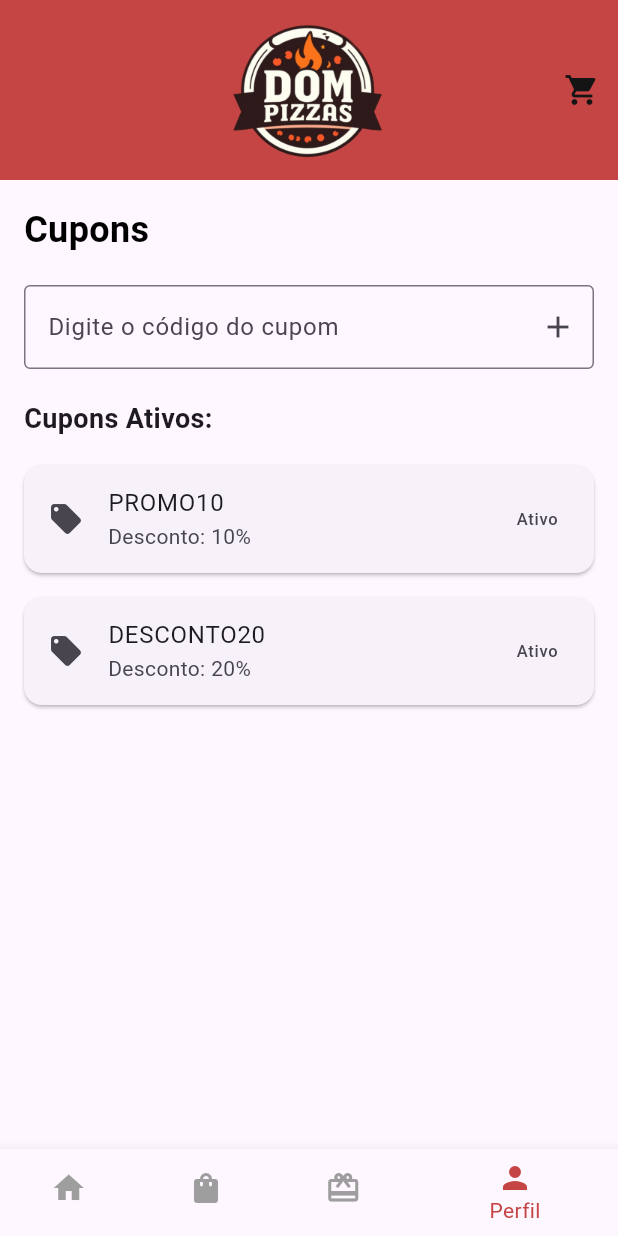
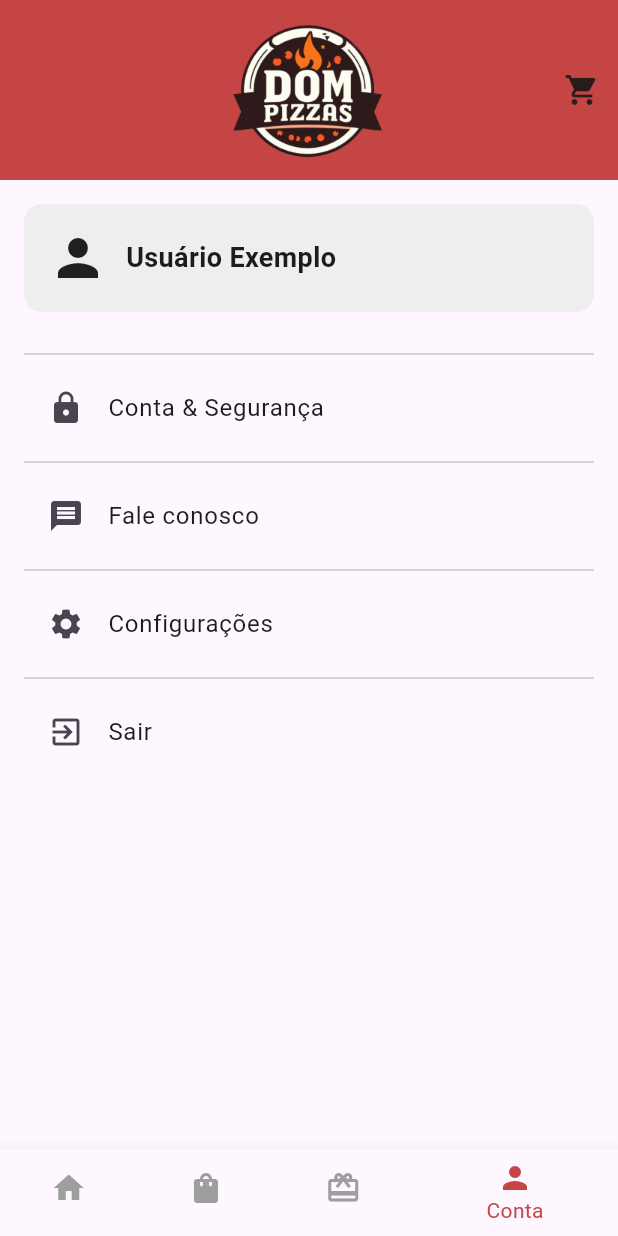
Before and after one commit to NicollasSilvaG/projeto_pizza_moblie, a Flutter app: the CuponsScreen screen opened by its route, item 4 of the bottom bar chosen, on a phone screen of 412 x 824 dp. Run offline on Flutter 3.47's test engine with Material 3 defaults, Android fonts, the phone set to English and light mode, and no system bars; our stand-ins replace flutter_secure_storage, mask_text_input_formatter; accounts and stored records are empty.

Commit message:
Implementa a tela MinhaContaScreen e suas rotas nas demais telas

```diff
--- a/lib/main.dart
+++ b/lib/main.dart
@@ -1,6 +1,7 @@
 import 'package:dom_pizzaria_moblie/screens/carrinho.dart';
 import 'package:dom_pizzaria_moblie/screens/cupons.dart';
 import 'package:dom_pizzaria_moblie/screens/finalizar_pedido.dart';
+import 'package:dom_pizzaria_moblie/screens/minha_conta.dart';
 import 'package:dom_pizzaria_moblie/screens/pedidos.dart';
 import 'package:flutter/material.dart';
 import 'screens/cadastro_cliente.dart';
@@ -26,6 +27,7 @@ class MyApp extends StatelessWidget {
         '/home': (context) => const TelaInicialScreen(),
         '/pedidos': (context) => const PedidosUsuarioScreen(),
         '/cupons' : (context) => const CuponsScreen(),
+        '/conta' : (context) => MinhaContaScreen(),
         '/carrinho' : (context) => const CarrinhoScreen(),
         '/finalizar_pedido' : (context) => const FinalizarPedidoScreen(),
       },
--- a/lib/screens/cupons.dart
+++ b/lib/screens/cupons.dart
@@ -35,7 +35,7 @@ class _CuponsScreenState extends State<CuponsScreen> {
         // Já estamos na tela Cupons, então não faz nada
         break;
       case 3:
-        Navigator.pushNamed(context, '/perfil');
+        Navigator.pushNamed(context, '/conta');
         break;
     }
   }
@@ -151,7 +151,7 @@ class _CuponsScreenState extends State<CuponsScreen> {
           ),
           BottomNavigationBarItem(
             icon: Icon(Icons.person),
-            label: 'Perfil',
+            label: 'Conta',
           ),
         ],
         currentIndex: _selectedIndex,
--- a/lib/screens/login_usuario.dart
+++ b/lib/screens/login_usuario.dart
@@ -174,7 +174,7 @@ class LoginUsuarioScreen extends StatelessWidget {
             const SizedBox(height: 10),
             ElevatedButton(
               onPressed: () {
-                Navigator.pushNamed(context, '/cadastro');
+                Navigator.pushNamed(context, '/home');
               },
               style: ElevatedButton.styleFrom(
                 backgroundColor: const Color(0xFF2B1C1C),
--- /dev/null
+++ b/lib/screens/minha_conta.dart
@@ -0,0 +1,135 @@
+import 'package:flutter/material.dart';
+
+class MinhaContaScreen extends StatelessWidget {
+  final String nomeUsuario = "Usuário Exemplo";
+
+  const MinhaContaScreen({super.key});
+
+  @override
+  Widget build(BuildContext context) {
+    return Scaffold(
+      appBar: AppBar(
+        automaticallyImplyLeading: false,
+        toolbarHeight: 120,
+        backgroundColor: const Color(0xFFC54444),
+        centerTitle: true,
+        title: Image.asset(
+          'assets/logo.png',
+          height: 100,
+          fit: BoxFit.contain,
+        ),
+        actions: [
+          IconButton(
+            icon: const Icon(Icons.shopping_cart),
+            color: const Color(0xFF2B1C1C),
+            onPressed: () {
+              Navigator.pushNamed(context, '/carrinho');
+            },
+          ),
+        ],
+        elevation: 0,
+      ),
+      body: ListView(
+        padding: const EdgeInsets.all(16.0),
+        children: [
+          Container(
+            padding: const EdgeInsets.all(16.0),
+            decoration: BoxDecoration(
+              color: Colors.grey[200], // Cor de fundo do container
+              borderRadius: BorderRadius.circular(12.0), // Bordas arredondadas
+            ),
+            child: Row(
+              children: [
+                const Icon(Icons.person, size: 40), // Ícone de usuário
+                const SizedBox(width: 12), // Espaço entre o ícone e o texto
+                Text(
+                  nomeUsuario,
+                  style: const TextStyle(
+                    fontSize: 18,
+                    fontWeight: FontWeight.bold,
+                  ),
+                ),
+              ],
+            ),
+          ),
+          const SizedBox(height: 20), // Espaço entre o container e os itens seguintes
+          const Divider(),
+          ListTile(
+            leading: const Icon(Icons.lock),
+            title: const Text("Conta & Segurança"),
+            onTap: () {
+              // Navegar para a tela de Conta & Segurança
+            },
+          ),
+          const Divider(),
+          ListTile(
+            leading: const Icon(Icons.message),
+            title: const Text("Fale conosco"),
+            onTap: () {
+              // Navegar para a tela de Fale conosco
+            },
+          ),
+          const Divider(),
+          ListTile(
+            leading: const Icon(Icons.settings),
+            title: const Text("Configurações"),
+            onTap: () {
+              // Navegar para a tela de Configurações
+            },
+          ),
+          const Divider(),
+          ListTile(
+            leading: const Icon(Icons.exit_to_app),
+            title: const Text("Sair"),
+            onTap: () {
+              Navigator.pushNamedAndRemoveUntil(
+                context,
+                '/login', // Tela de login
+                (route) => false,
+              );
+            },
+          ),
+        ],
+      ),
+      bottomNavigationBar: BottomNavigationBar(
+        items: const <BottomNavigationBarItem>[
+          BottomNavigationBarItem(
+            icon: Icon(Icons.home),
+            label: 'Home',
+          ),
+          BottomNavigationBarItem(
+            icon: Icon(Icons.shopping_bag),
+            label: 'Pedidos',
+          ),
+          BottomNavigationBarItem(
+            icon: Icon(Icons.card_giftcard),
+            label: 'Cupons',
+          ),
+          BottomNavigationBarItem(
+            icon: Icon(Icons.person),
+            label: 'Conta',
+          ),
+        ],
+        currentIndex: 3, // Define o índice da aba "Perfil"
+        selectedItemColor: const Color(0xFFC54444),
+        unselectedItemColor: Colors.grey,
+        onTap: (index) {
+          switch (index) {
+            case 0:
+              Navigator.pushNamed(context, '/home');
+              break;
+            case 1:
+              Navigator.pushNamed(context, '/pedidos');
+              break;
+            case 2:
+              Navigator.pushNamed(context, '/cupons');
+              break;
+            case 3:
+              // Já está na tela de Conta
+              break;
+          }
+        },
+      ),
+    );
+  }
+}
--- a/lib/screens/pedidos.dart
+++ b/lib/screens/pedidos.dart
@@ -27,7 +27,7 @@ class _PedidosUsuarioScreenState extends State<PedidosUsuarioScreen> {
         Navigator.pushNamed(context, '/cupons');
         break;
       case 3:
-        Navigator.pushNamed(context, '/perfil');
+        Navigator.pushNamed(context, '/conta');
         break;
     }
   }
@@ -98,7 +98,7 @@ class _PedidosUsuarioScreenState extends State<PedidosUsuarioScreen> {
           ),
           BottomNavigationBarItem(
             icon: Icon(Icons.person),
-            label: 'Perfil',
+            label: 'Conta',
           ),
         ],
         currentIndex: _selectedIndex,
--- a/lib/screens/tela_inicial.dart
+++ b/lib/screens/tela_inicial.dart
@@ -27,7 +27,7 @@ class TelaInicialScreenState extends State<TelaInicialScreen> {
         Navigator.pushNamed(context, '/cupons');
         break;
       case 3:
-        Navigator.pushNamed(context, '/perfil');
+        Navigator.pushNamed(context, '/conta');
         break;
     }
   }
@@ -147,7 +147,7 @@ class TelaInicialScreenState extends State<TelaInicialScreen> {
           ),
           BottomNavigationBarItem(
             icon: Icon(Icons.person),
-            label: 'Perfil',
+            label: 'Conta',
           ),
         ],
         currentIndex: _selectedIndex,
```
